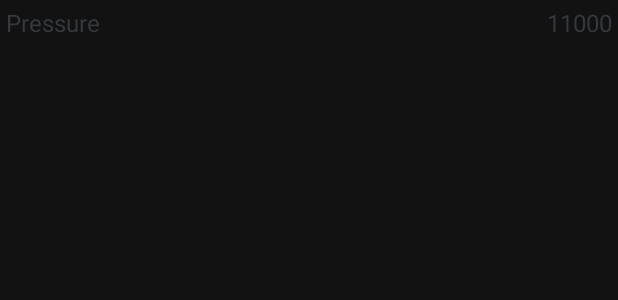
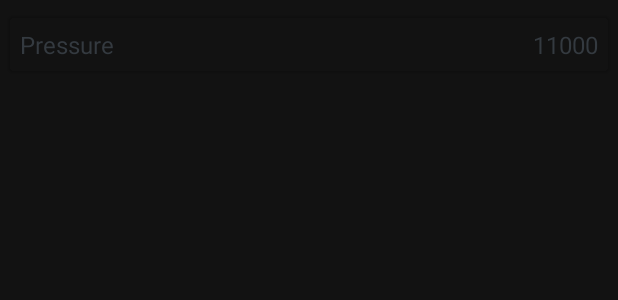
Before and after one commit to praweshlamsal/Weathermap, an Android app: the layout row_location_detail.xml on its own in the app's theme, with its tools: preview values and no code run, on a phone screen of 412 x 824 dp. Shown: the top 300 px of the screen. Run offline under Robolectric (Android 15) with nearby library versions, the phone set to English and light mode, and no system bars.

Commit message:
second update

```diff
--- a/app/src/main/java/com/happyfeetexecutivepvtltd/temprature/landingactivity/LocationDetailAdapter.java
+++ b/app/src/main/java/com/happyfeetexecutivepvtltd/temprature/landingactivity/LocationDetailAdapter.java
@@ -1,6 +1,7 @@
 package com.happyfeetexecutivepvtltd.temprature.landingactivity;
 
 import android.app.Activity;
+import android.graphics.Color;
 import android.view.LayoutInflater;
 import android.view.View;
 import android.view.ViewGroup;
@@ -12,13 +13,17 @@ import com.happyfeetexecutivepvtltd.temprature.R;
 import com.happyfeetexecutivepvtltd.temprature.landingactivity.details_view.LocationDetailView;
 import com.happyfeetexecutivepvtltd.temprature.objects.LocationDetailObject;
 
+import java.lang.reflect.Array;
 import java.util.ArrayList;
 import java.util.List;
+import java.util.Random;
 
 public class LocationDetailAdapter extends RecyclerView.Adapter<LocationDetailView> {
 
     public List<LocationDetailObject> itemList = new ArrayList<>();
     public Activity a;
+    String[] colorlist = {"#38B0DE","#3CB371","#4876FF","#4981CE","#9AC0CD","#A5435C","#A9C9A4","#E35152","#EB5E66","#EE7942","#EEDFCC","#FA8072"};
+    Random rand = new Random();
 
     public LocationDetailAdapter(List<LocationDetailObject> itemList, Activity a) {
         this.itemList = itemList;
@@ -36,6 +41,7 @@ public class LocationDetailAdapter extends RecyclerView.Adapter<LocationDetailVi
     public void onBindViewHolder(@NonNull LocationDetailView viewholder, int position) {
         LocationDetailView holder = (LocationDetailView) viewholder;
         final LocationDetailObject obj = itemList.get(position);
+//        int random_color = rand.nextInt(12);
         holder.setupviews(obj);
     }
 
--- a/app/src/main/java/com/happyfeetexecutivepvtltd/temprature/landingactivity/MainLandingActivity.java
+++ b/app/src/main/java/com/happyfeetexecutivepvtltd/temprature/landingactivity/MainLandingActivity.java
@@ -9,6 +9,7 @@ import androidx.recyclerview.widget.RecyclerView;
 import android.content.Context;
 import android.content.Intent;
 import android.content.pm.PackageManager;
+import android.graphics.Typeface;
 import android.os.Bundle;
 import android.view.View;
 import android.view.inputmethod.InputMethodManager;
--- a/app/src/main/res/layout/row_location_detail.xml
+++ b/app/src/main/res/layout/row_location_detail.xml
@@ -1,8 +1,19 @@
 <?xml version="1.0" encoding="utf-8"?>
-<RelativeLayout xmlns:android="http://schemas.android.com/apk/res/android"
+<com.google.android.material.card.MaterialCardView xmlns:android="http://schemas.android.com/apk/res/android"
     android:layout_width="match_parent"
-    android:layout_height="wrap_content"
-    android:layout_margin="4dp">
+    xmlns:app="http://schemas.android.com/apk/res-auto"
+    android:layout_marginLeft="8px"
+    android:layout_marginRight="8px"
+    android:layout_marginTop="16px"
+    android:layout_marginBottom="16px"
+    android:background="#00000017"
+    app:cardBackgroundColor="#00000017"
+    android:layout_height="wrap_content">
+
+    <RelativeLayout
+        android:padding="8dp"
+        android:layout_width="match_parent"
+        android:layout_height="match_parent">
 
         <TextView
             android:id="@+id/tv_title"
@@ -22,3 +33,5 @@
             android:textSize="16sp"
             android:text="11000" />
     </RelativeLayout>
+
+</com.google.android.material.card.MaterialCardView>
```
Also changed, not shown: app/src/main/res/layout/activity_main_landing.xml (+5 -4 lines), app/src/main/assets/fonts/Anton-Regular.ttf (added). Lines whose indentation alone changed are shown as unchanged.
